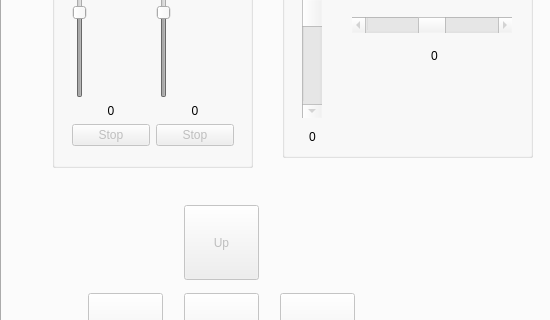
LRMPUT/TAPAS, file trunk/Trobot_Qt/trobotqt.ui: the form before one commit; both pictures show x 0 to 550 and y 179 to 499 of the 829 by 705 pixel window.
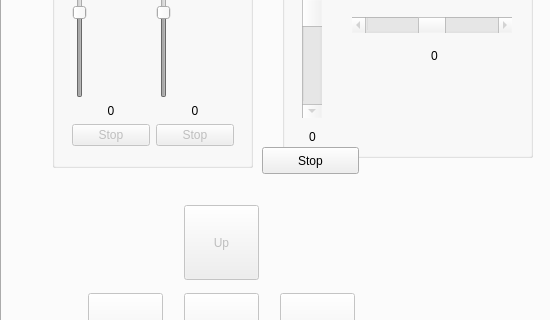
The form after the commit. The open tabs and pages were chosen to show the change.

Commit message: Drobne poprawki przy module GPS - teraz zwraca poprawne wartości X i Y

Patch:
```diff
--- a/trunk/Trobot_Qt/trobotqt.ui
+++ b/trunk/Trobot_Qt/trobotqt.ui
@@ -1300,6 +1300,19 @@
        </property>
       </widget>
      </widget>
+     <widget class="QPushButton" name="robotDriveThrottleStopButton">
+      <property name="geometry">
+       <rect>
+        <x>260</x>
+        <y>300</y>
+        <width>97</width>
+        <height>27</height>
+       </rect>
+      </property>
+      <property name="text">
+       <string>Stop</string>
+      </property>
+     </widget>
     </widget>
     <widget class="QWidget" name="hokuyoTab">
      <attribute name="title">
```
Left out of the diff: 2 changed lines with no effect on the pictures. The commit also changes 2 other files.
